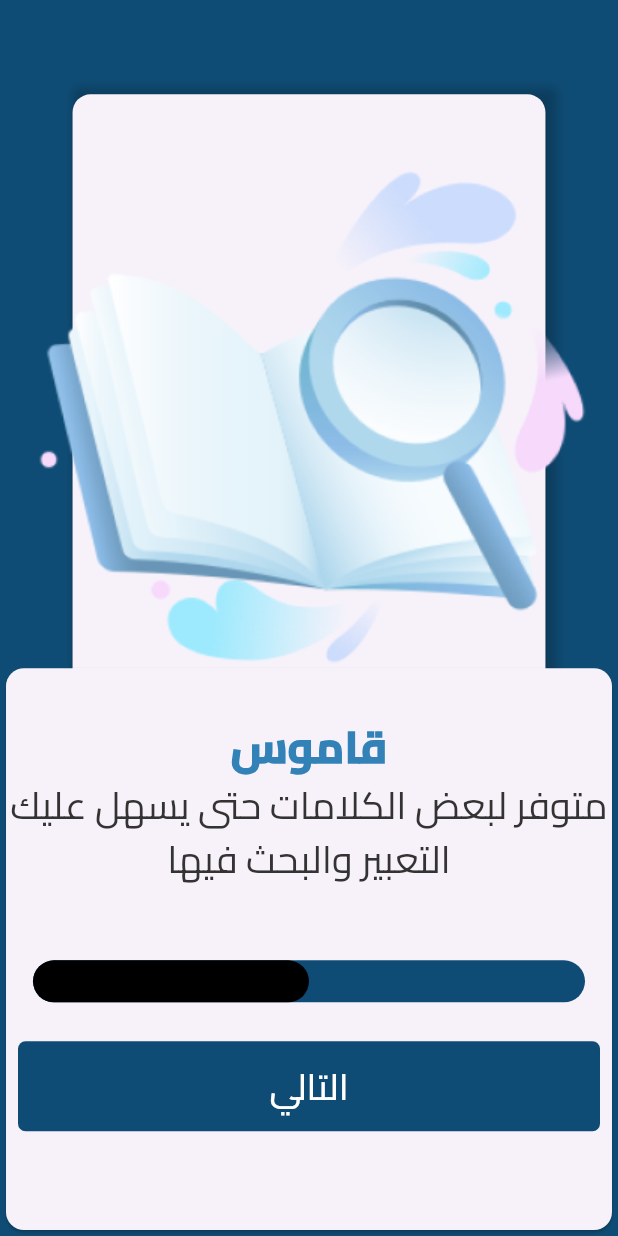
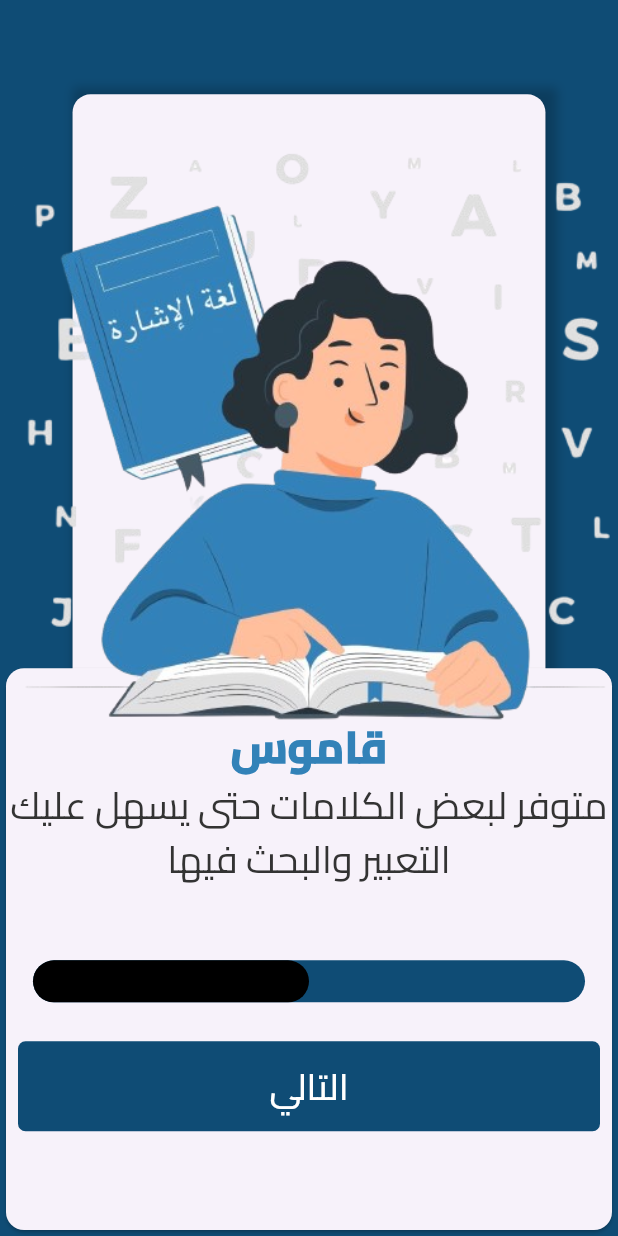
Before and after one commit to MahmoudYasserElbanna/flutter_sign_language_gp_app, a Flutter app: the screen it shows after launch, after a tap on "التالي", on a phone screen of 412 x 824 dp. Run offline on Flutter 3.47's test engine with Material 3 defaults, Android fonts, the phone set to English and light mode, and no system bars; our stand-ins replace cloud_firestore, firebase_core, flutter_screenutil, font_awesome_flutter; accounts and stored records are empty.

Commit message:
update Ui

```diff
--- a/lib/Views/about_view.dart
+++ b/lib/Views/about_view.dart
@@ -5,6 +5,8 @@ class AboutView extends StatelessWidget {
   static String id = 'aboutView';
   @override
   Widget build(BuildContext context) {
-    return const Scaffold();
+    return Scaffold(
+      appBar: AppBar(),
+    );
   }
 }
--- a/lib/Views/introduction_view1.dart
+++ b/lib/Views/introduction_view1.dart
@@ -15,7 +15,7 @@ class IntroView1 extends StatelessWidget {
           highLightText: 'تحويل النص',
           text: 'من صوت الى لغة اشارة عن طريق شخصية ثلاثية الأبعاد',
           pageIdToPush: IntroView2.id,
-          image: 'assets/images/SplashScreenImage1.png',
+          image: 'assets/images/IntroViewImage1Preview.png',
         ),
       ),
     );
--- a/lib/Views/introduction_view2.dart
+++ b/lib/Views/introduction_view2.dart
@@ -15,7 +15,7 @@ class IntroView2 extends StatelessWidget {
           highLightText: 'قاموس',
           text: 'متوفر لبعض الكلامات حتى يسهل عليك التعبير والبحث فيها',
           pageIdToPush: IntroView3.id,
-          image: 'assets/images/SplashScreenImage2.png',
+          image: 'assets/images/IntroViewImage2Preview.png',
         ),
       ),
     );
--- a/lib/Views/introduction_view3.dart
+++ b/lib/Views/introduction_view3.dart
@@ -15,7 +15,7 @@ class IntroView3 extends StatelessWidget {
           highLightText: 'تعلم',
           text: 'اساسيات لغة الاشارة بكل سهولة',
           pageIdToPush: LandingView.id,
-          image: 'assets/images/SplashScreenImage1.png',
+          image: 'assets/images/IntroViewImage3Preview.png',
         ),
       ),
     );
--- a/lib/Views/splash_view.dart
+++ b/lib/Views/splash_view.dart
@@ -73,9 +73,10 @@ class _SplashViewState extends State<SplashView> {
                   duration: const Duration(milliseconds: 2000),
                   opacity: animate ? 1 : 0,
                   child: const Image(
-                    image: AssetImage('assets/images/SplashScreenImage1.png'),
-                    width: 200,
-                    height: 250,
+                    image: AssetImage(
+                        'assets/images/SplashScreenImagePreview.png'),
+                    width: 400,
+                    height: 600,
                   ),
                 ),
               ),
```
Also changed, not shown: assets/images/IntroViewImage1Preview.png (added), assets/images/IntroViewImage2Preview.png (added), assets/images/IntroViewImage3Preview.png (added), assets/images/SplashScreenImagePreview.png (added).
